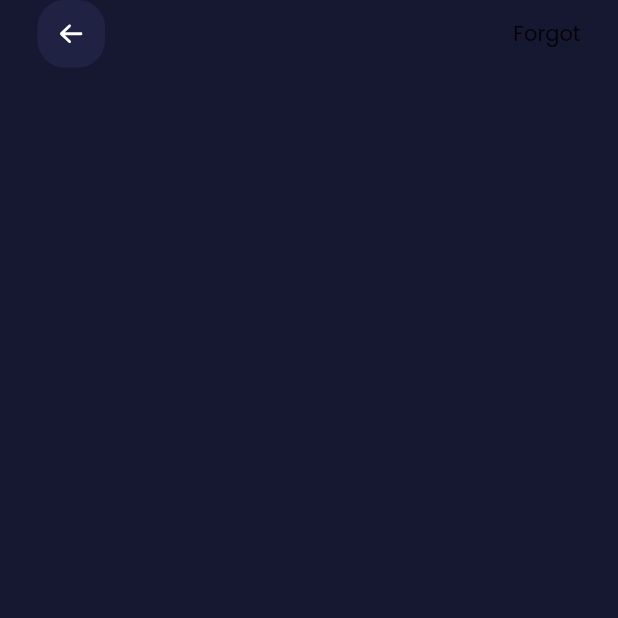
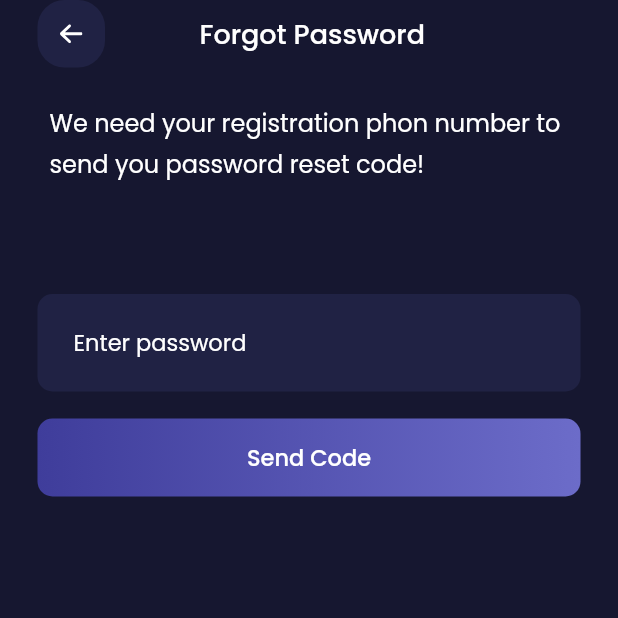
Before and after one commit to Dan-Y-Ko/Flutter-Dart-Playground, a Flutter app: the ForgotPassword screen opened by its route, on a phone screen of 412 x 824 dp, the top half of it. Run offline on Flutter 3.47's test engine with Material 2 defaults, Android fonts, the phone set to English and light mode, and no system bars; our stand-ins replace flutter_svg, google_fonts.

Commit message:
finish forgot password screen

```diff
--- a/flutter/ui/banking_app_ui/lib/module/auth/screens/forgot-password.dart
+++ b/flutter/ui/banking_app_ui/lib/module/auth/screens/forgot-password.dart
@@ -1,4 +1,7 @@
 import 'package:banking_app_ui/core/utils/theme/theme.dart';
+import 'package:banking_app_ui/core/widgets/gradient-button.dart';
+import 'package:banking_app_ui/core/widgets/header.dart';
+import 'package:banking_app_ui/core/widgets/input.dart';
 import 'package:banking_app_ui/module/auth/widgets/back-arrow-widget.dart';
 import 'package:flutter/material.dart';
 
@@ -16,13 +19,43 @@ class ForgotPassword extends StatelessWidget {
           child: Padding(
             padding: const EdgeInsets.symmetric(horizontal: 25.0),
             child: Column(
+              crossAxisAlignment: CrossAxisAlignment.stretch,
               children: [
-                Row(
-                  mainAxisAlignment: MainAxisAlignment.center,
-                  children: [
-                    BackArrowButton(),
-                    Spacer(),
-                    Text('Forgot'),
+                Header(
+                  appBarText: 'Forgot Password',
+                ),
+                SizedBox(
+                  height: 23.0,
+                ),
+                Padding(
+                  padding: const EdgeInsets.symmetric(horizontal: 8.0),
+                  child: Text(
+                    'We need your registration phon number to send you password reset code!',
+                    style: TextStyle(
+                      fontWeight: AppTheme().fontWeights[1],
+                      fontSize: AppTheme().fontSizes[7],
+                      color: AppTheme().primaryText,
+                      height: 1.7,
+                    ),
+                  ),
+                ),
+                SizedBox(
+                  height: 74.0,
+                ),
+                Input(
+                  hintText: 'Enter password',
+                  borderRadius: BorderRadius.circular(10.0),
+                ),
+                SizedBox(
+                  height: 18.0,
+                ),
+                GradientButton(
+                  text: 'Send Code',
+                  padding: EdgeInsets.zero,
+                  onPress: (context, id) {},
+                  colors: [
+                    AppTheme().primaryUI!,
+                    AppTheme().secondaryUI!,
                   ],
                 )
               ],
```
